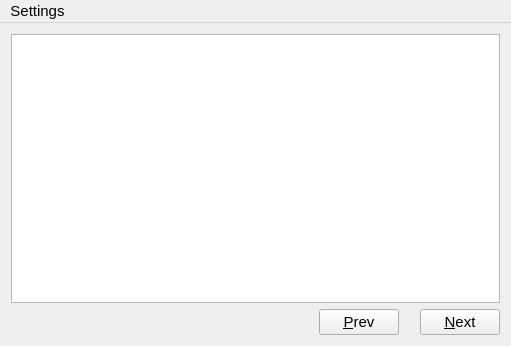
This is mainwindow.ui in EdwardYuan/WordTest as Qt 5 draws it before an edit. The edited form follows.
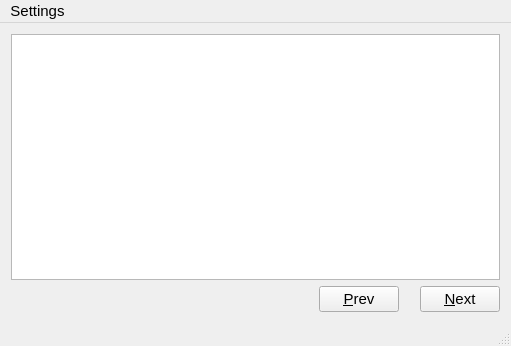
This is the edited form. Icons and pictures are not drawn.

Commit message: modify the random mode of the prev button

The edit to the form file:
```diff
--- a/mainwindow.ui
+++ b/mainwindow.ui
@@ -137,6 +137,7 @@
    </widget>
    <addaction name="menuSettings"/>
   </widget>
+  <widget class="QStatusBar" name="statusBar"/>
   <action name="actionFile_Location">
    <property name="text">
     <string>&amp;File Location</string>
```
The commit also changes 3 other files.
